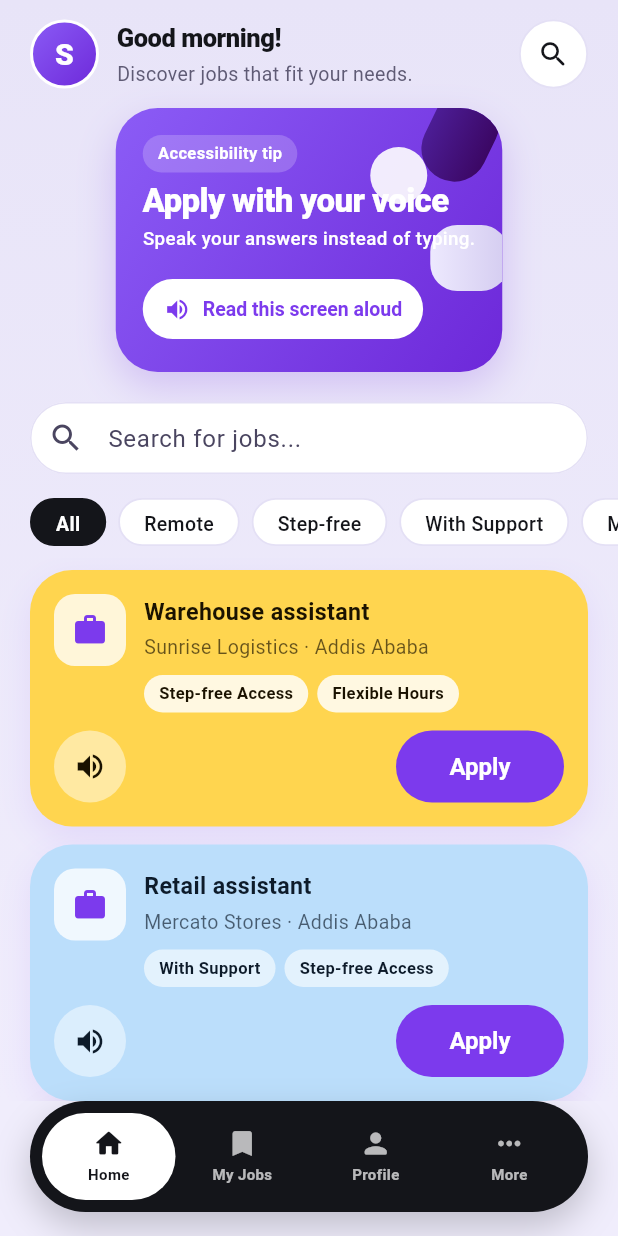
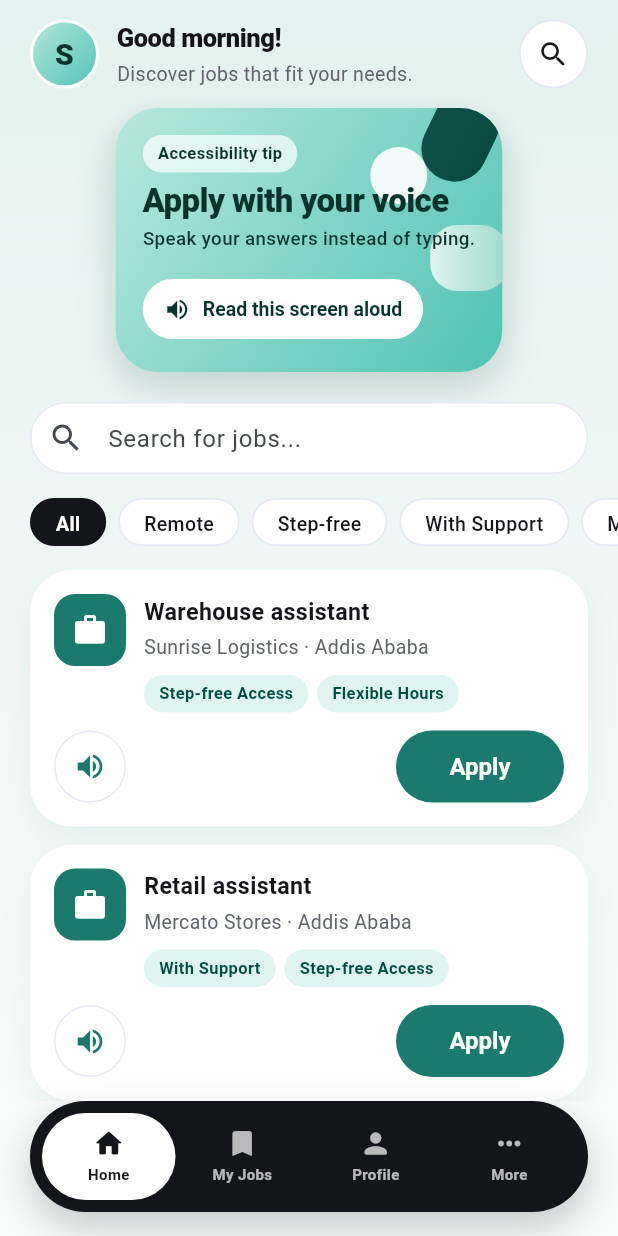
Before and after one commit to arsema16/sync_accessibility, a Flutter app: the JobsScreen screen opened by its route, on a phone screen of 412 x 824 dp. Run offline on Flutter 3.47's test engine with Material 3 defaults, Android fonts, the phone set to English and light mode, and no system bars; our stand-ins replace equatable, flutter_riverpod, flutter_tts, go_router, shared_preferences, speech_to_text and 1 more; accounts and stored records are empty.

Commit message:
revert(ui): restore deep teal and white across every screen
Undoes the lavender rebrand: the palette goes back to deep teal
(#1B7A6E) on white — white scaffold and cards, teal primary actions,
the teal hero gradient and the soft mint page tint — so every screen
reads deep teal by white again, light and dark themes included.

Job listings return to white cards with teal icon chips and tags
instead of alternating amber and sky-blue backgrounds, and the
purple-only accent tokens (cardAmber, cardSky, cardPink) are removed
with the revert.

```diff
--- a/lib/core/theme/app_colors.dart
+++ b/lib/core/theme/app_colors.dart
@@ -1,6 +1,6 @@
 import 'package:flutter/material.dart';
 
-/// Raw color tokens for SYNC — modern lavender/purple palette.
+/// Raw color tokens for SYNC.
 ///
 /// These are chosen to meet WCAG AA contrast ratios for text against the
 /// surfaces they appear on:
@@ -14,24 +14,24 @@ import 'package:flutter/material.dart';
 class AppColors {
   AppColors._();
 
-  // ---- Brand (light) — purple ----
-  static const Color primary = Color(0xFF7C3AED);       // vivid violet
+  // ---- Brand (light) ----
+  static const Color primary = Color(0xFF1B7A6E);
   static const Color onPrimary = Color(0xFFFFFFFF);
-  static const Color primaryContainer = Color(0xFFEDE9FE); // soft lavender
-  static const Color onPrimaryContainer = Color(0xFF3B0764);
+  static const Color primaryContainer = Color(0xFFB2DFDB);  // light teal
+  static const Color onPrimaryContainer = Color(0xFF004D44);
 
-  static const Color secondary = Color(0xFFA78BFA);     // lighter purple
+  static const Color secondary = Color(0xFF26A69A);          // lighter teal
   static const Color onSecondary = Color(0xFFFFFFFF);
-  static const Color secondaryContainer = Color(0xFFF5F3FF);
-  static const Color onSecondaryContainer = Color(0xFF4C1D95);
+  static const Color secondaryContainer = Color(0xFFE0F2F1);
+  static const Color onSecondaryContainer = Color(0xFF00332E);
 
   // ---- Surfaces (light) ----
   static const Color surface = Color(0xFFFDFCFF);
-  static const Color onSurface = Color(0xFF1A1A2E);
-  static const Color surfaceVariant = Color(0xFFEDE9FE);
-  static const Color onSurfaceVariant = Color(0xFF4A4560);
-  static const Color outline = Color(0xFF8B84A3);
-  static const Color outlineVariant = Color(0xFFD4CCF0);
+  static const Color onSurface = Color(0xFF1A1A1A);
+  static const Color surfaceVariant = Color(0xFFE0E2EC);
+  static const Color onSurfaceVariant = Color(0xFF43474E);
+  static const Color outline = Color(0xFF74777F);
+  static const Color outlineVariant = Color(0xFFC4C6D0);
 
   // ---- Semantic (light) ----
   static const Color error = Color(0xFFB3261E);
@@ -44,22 +44,22 @@ class AppColors {
   static const Color onSuccessContainer = Color(0xFF0A2711);
 
   // ---- Dark ----
-  static const Color primaryDark = Color(0xFFC4B5FD);
-  static const Color onPrimaryDark = Color(0xFF3B0764);
-  static const Color primaryContainerDark = Color(0xFF5B21B6);
-  static const Color onPrimaryContainerDark = Color(0xFFEDE9FE);
+  static const Color primaryDark = Color(0xFFA6CAFF);
+  static const Color onPrimaryDark = Color(0xFF002F66);
+  static const Color primaryContainerDark = Color(0xFF00468F);
+  static const Color onPrimaryContainerDark = Color(0xFFD7E3FF);
 
-  static const Color secondaryDark = Color(0xFFA78BFA);
-  static const Color onSecondaryDark = Color(0xFF2E1065);
-  static const Color secondaryContainerDark = Color(0xFF4C1D95);
-  static const Color onSecondaryContainerDark = Color(0xFFF5F3FF);
+  static const Color secondaryDark = Color(0xFFAAC7FF);
+  static const Color onSecondaryDark = Color(0xFF0A1F44);
+  static const Color secondaryContainerDark = Color(0xFF1F4F9C);
+  static const Color onSecondaryContainerDark = Color(0xFFD6E4FF);
 
-  static const Color surfaceDark = Color(0xFF1A1A2E);
-  static const Color onSurfaceDark = Color(0xFFE8E4F5);
-  static const Color surfaceVariantDark = Color(0xFF2D2847);
-  static const Color onSurfaceVariantDark = Color(0xFFC4B5FD);
-  static const Color outlineDark = Color(0xFF8B84A3);
-  static const Color outlineVariantDark = Color(0xFF3D3660);
+  static const Color surfaceDark = Color(0xFF1A1C1E);
+  static const Color onSurfaceDark = Color(0xFFE3E2E6);
+  static const Color surfaceVariantDark = Color(0xFF43474E);
+  static const Color onSurfaceVariantDark = Color(0xFFC3C7CF);
+  static const Color outlineDark = Color(0xFF8D9199);
+  static const Color outlineVariantDark = Color(0xFF43474E);
 
   static const Color errorDark = Color(0xFFF2B8B5);
   static const Color onErrorDark = Color(0xFF601410);
@@ -69,7 +69,9 @@ class AppColors {
   static const Color onSuccessDark = Color(0xFF0A2711);
 
   // ---- High-contrast overrides ----
-  static const Color primaryHighContrast = Color(0xFF4C0FAD);
+  // Used by the stronger-contrast access preference. Pure black/white pairs
+  // for body text exceed 20:1.
+  static const Color primaryHighContrast = Color(0xFF0D4F47);
   static const Color onPrimaryHighContrast = Color(0xFFFFFFFF);
   static const Color surfaceHighContrast = Color(0xFFFFFFFF);
   static const Color onSurfaceHighContrast = Color(0xFF000000);
@@ -78,7 +80,7 @@ class AppColors {
   static const Color outlineHighContrast = Color(0xFF333333);
   static const Color errorHighContrast = Color(0xFF7A0E0A);
 
-  static const Color primaryDarkHighContrast = Color(0xFFD8C4FF);
+  static const Color primaryDarkHighContrast = Color(0xFFB2DFDB);
   static const Color onPrimaryDarkHighContrast = Color(0xFF000000);
   static const Color surfaceDarkHighContrast = Color(0xFF000000);
   static const Color onSurfaceDarkHighContrast = Color(0xFFFFFFFF);
@@ -87,48 +89,39 @@ class AppColors {
   static const Color outlineDarkHighContrast = Color(0xFFCCCCCC);
   static const Color errorDarkHighContrast = Color(0xFFFFB4AB);
 
-  // ---- Rounded-card UI — modern lavender style ----
-  /// Lavender page background (matches the reference design background).
-  static const Color pageGradientStart = Color(0xFFE8E4F8);
-  static const Color pageGradientEnd = Color(0xFFF0EDFC);
+  // ---- Rounded-card UI ----
+  // Decorative tints for the card-based layout. Every pair below is used on a
+  // light card, so the "ink" colours are all >= 7:1 against their background.
 
-  /// Hero banner gradient — rich purple.
-  static const Color heroStart = Color(0xFF8B5CF6);
-  static const Color heroEnd = Color(0xFF6D28D9);
-  static const Color onHero = Color(0xFFFFFFFF);
+  /// Page background behind the white content cards.
+  static const Color pageGradientStart = Color(0xFFE3F2EE);
+  static const Color pageGradientEnd = Color(0xFFF8FBFA);
 
-  /// Vibrant accent cards (yellow, light-blue, pink).
-  static const Color cardAmber = Color(0xFFFFD54F);     // amber/yellow card
-  static const Color onCardAmber = Color(0xFF1A1200);   // near-black on amber
-  static const Color cardAmberBadge = Color(0xFFFFF8E1);
+  /// The hero / feature card gradient, with the ink that sits on it.
+  static const Color heroStart = Color(0xFFB7E7DE);
+  static const Color heroEnd = Color(0xFF4FC3B4);
+  static const Color onHero = Color(0xFF08332C);
 
-  static const Color cardSky = Color(0xFFBBDEFB);       // light blue card
-  static const Color onCardSky = Color(0xFF0D1B2A);     // dark ink on sky
-  static const Color cardSkyBadge = Color(0xFFE3F2FD);
-
-  static const Color cardPink = Color(0xFFF8BBD0);      // rose/pink accent
-  static const Color onCardPink = Color(0xFF1A0010);
-
-  /// Soft lavender chip / badge background.
-  static const Color cardMint = Color(0xFFEDE9FE);
-  static const Color cardAqua = Color(0xFFE8E4F8);
-  static const Color cardSlate = Color(0xFFDCD8F0);
-  static const Color cardDeep = Color(0xFF4C1D95);
+  /// Tinted content cards (kept inside the teal family).
+  static const Color cardMint = Color(0xFFB2DFDB);
+  static const Color cardAqua = Color(0xFFDFF4F0);
+  static const Color cardSlate = Color(0xFFDCE6EF);
+  static const Color cardDeep = Color(0xFF0D4F47);
   static const Color onCardDeep = Color(0xFFFFFFFF);
 
   /// Text and outline colours used on the white cards.
   static const Color cardInk = Color(0xFF14151A);
-  static const Color cardInkMuted = Color(0xFF5F5B75);
-  static const Color cardBorder = Color(0xFFE4E0F5);
-  static const Color cardTrack = Color(0xFFDDD9EE);
+  static const Color cardInkMuted = Color(0xFF5F636B);
+  static const Color cardBorder = Color(0xFFE4E8F2);
+  static const Color cardTrack = Color(0xFFE0E1E7);
 
   /// Soft shadows, pre-multiplied so no `withOpacity` calls are needed.
-  static const Color shadowSoft = Color(0x1A7C3AED); // 10% purple
-  static const Color shadowCard = Color(0x1414151A); // 8% ink
-  static const Color shadowHero = Color(0x336D28D9); // 20% deep purple
+  static const Color shadowSoft = Color(0x141B7A6E); // 8% teal
+  static const Color shadowCard = Color(0x1F14151A); // 12% ink
+  static const Color shadowHero = Color(0x2E08332C); // 18% deep teal
 
   /// The dark floating navigation capsule.
   static const Color navBar = Color(0xFF14151A);
   static const Color navBarShadow = Color(0x3814151A); // 22% ink
-  static const Color navItemIdle = Color(0xB3FFFFFF);  // white 70%
+  static const Color navItemIdle = Color(0xB3FFFFFF); // white 70%
 }
--- a/lib/core/theme/app_theme.dart
+++ b/lib/core/theme/app_theme.dart
@@ -111,7 +111,7 @@ class AppTheme {
     return ThemeData(
       useMaterial3: true,
       colorScheme: scheme,
-      scaffoldBackgroundColor: isLight ? AppColors.pageGradientEnd : scheme.surface,
+      scaffoldBackgroundColor: isLight ? Colors.white : scheme.surface,
       materialTapTargetSize: MaterialTapTargetSize.padded,
       textTheme: _textTheme(scheme),
       appBarTheme: AppBarTheme(
--- a/lib/features/jobs/jobs_screen.dart
+++ b/lib/features/jobs/jobs_screen.dart
@@ -350,7 +350,7 @@ class _JobsScreenState extends ConsumerState<JobsScreen> {
   }
 
   /// Greeting header: SYNC monogram, greeting copy and a search shortcut —
-  /// the same rhythm as the app's reference design, in deep purple.
+  /// the same rhythm as the app's reference design, in SYNC teal.
   Widget _buildHeader() {
     return Padding(
       padding: EdgeInsets.only(
@@ -446,6 +446,8 @@ class _JobsScreenState extends ConsumerState<JobsScreen> {
         AppSpacing.sm,
       ),
       child: Container(
+        // Sized by its content so the card grows with the user's text scale
+        // instead of clipping (the app clamps scaling at 1.3x).
         clipBehavior: Clip.antiAlias,
         decoration: const BoxDecoration(
           borderRadius: BorderRadius.all(Radius.circular(28)),
@@ -480,7 +482,7 @@ class _JobsScreenState extends ConsumerState<JobsScreen> {
                           vertical: 4,
                         ),
                         decoration: BoxDecoration(
-                          color: const Color(0x33FFFFFF),
+                          color: const Color(0xB3FFFFFF),
                           borderRadius: BorderRadius.circular(20),
                         ),
                         child: const Text(
@@ -518,7 +520,7 @@ class _JobsScreenState extends ConsumerState<JobsScreen> {
                   FilledButton.icon(
                     style: FilledButton.styleFrom(
                       backgroundColor: Colors.white,
-                      foregroundColor: AppColors.primary,
+                      foregroundColor: AppColors.onHero,
                       elevation: 0,
                       padding: const EdgeInsets.symmetric(
                         horizontal: 14,
@@ -549,7 +551,8 @@ class _JobsScreenState extends ConsumerState<JobsScreen> {
     );
   }
 
-  /// Decorative shapes for the hero banner. Purely ornamental.
+  /// Decorative teal shapes echoing the reference card artwork. They are
+  /// purely ornamental, so they carry no semantics of their own.
   Widget _buildTipShapes() {
     return SizedBox(
       width: 132,
@@ -567,7 +570,7 @@ class _JobsScreenState extends ConsumerState<JobsScreen> {
                 decoration: const BoxDecoration(
                   borderRadius: BorderRadius.all(Radius.circular(22)),
                   gradient: LinearGradient(
-                    colors: [Color(0xFF4C1D95), Color(0xFF3B0764)],
+                    colors: [AppColors.cardDeep, Color(0xFF0A4A43)],
                   ),
                 ),
               ),
@@ -594,7 +597,7 @@ class _JobsScreenState extends ConsumerState<JobsScreen> {
               decoration: const BoxDecoration(
                 borderRadius: BorderRadius.all(Radius.circular(18)),
                 gradient: LinearGradient(
-                  colors: [AppColors.cardMint, Color(0xFFD4CCF0)],
+                  colors: [AppColors.cardAqua, Color(0xFF9ED9CE)],
                 ),
               ),
             ),
@@ -728,7 +731,6 @@ class _JobListView extends StatelessWidget {
           job: job,
           applied: appliedJobIds.contains(job.id),
           onApply: () => onApply(job),
-          cardIndex: index,
         );
       },
     );
@@ -736,19 +738,17 @@ class _JobListView extends StatelessWidget {
 }
 
 /// A single job listing with tag chips, a read-aloud action and an Apply
-/// action. Alternates between amber and sky-blue card backgrounds.
+/// action.
 class _JobCard extends ConsumerWidget {
   const _JobCard({
     required this.job,
     required this.applied,
     required this.onApply,
-    required this.cardIndex,
   });
 
   final Job job;
   final bool applied;
   final VoidCallback onApply;
-  final int cardIndex;
 
   /// What the speaker button reads out: the same information the card
   /// shows — title, employer, location and accommodation tags.
@@ -764,19 +764,13 @@ class _JobCard extends ConsumerWidget {
 
   @override
   Widget build(BuildContext context, WidgetRef ref) {
-    // Alternate between amber and sky card backgrounds.
-    final isAmber = cardIndex.isEven;
-    final cardBg = isAmber ? AppColors.cardAmber : AppColors.cardSky;
-    final cardOnBg = isAmber ? AppColors.onCardAmber : AppColors.onCardSky;
-    final badgeBg = isAmber ? AppColors.cardAmberBadge : AppColors.cardSkyBadge;
-
     return Container(
       margin: const EdgeInsets.only(bottom: AppSpacing.md),
       padding: const EdgeInsets.all(AppSpacing.lg),
-      decoration: BoxDecoration(
-        color: cardBg,
-        borderRadius: const BorderRadius.all(Radius.circular(28)),
-        boxShadow: const [
+      decoration: const BoxDecoration(
+        color: Colors.white,
+        borderRadius: BorderRadius.all(Radius.circular(28)),
+        boxShadow: [
           BoxShadow(
             color: AppColors.shadowSoft,
             blurRadius: 18,
@@ -790,15 +784,15 @@ class _JobCard extends ConsumerWidget {
           Row(
             crossAxisAlignment: CrossAxisAlignment.start,
             children: [
-              // Left: rounded-square icon in white
+              // Left: teal rounded-square icon
               Container(
                 width: 48,
                 height: 48,
-                decoration: BoxDecoration(
-                  color: Colors.white.withAlpha(200),
-                  borderRadius: const BorderRadius.all(Radius.circular(14)),
+                decoration: const BoxDecoration(
+                  color: AppColors.primary,
+                  borderRadius: BorderRadius.all(Radius.circular(14)),
                 ),
-                child: Icon(Icons.work, color: AppColors.primary, size: 24),
+                child: const Icon(Icons.work, color: Colors.white, size: 24),
               ),
               const SizedBox(width: AppSpacing.md),
               Expanded(
@@ -807,10 +801,10 @@ class _JobCard extends ConsumerWidget {
                   children: [
                     Text(
                       job.title,
-                      style: TextStyle(
+                      style: const TextStyle(
                         fontWeight: FontWeight.w700,
                         fontSize: 15.5,
-                        color: cardOnBg,
+                        color: AppColors.cardInk,
                       ),
                     ),
                     const SizedBox(height: 3),
@@ -821,9 +815,9 @@ class _JobCard extends ConsumerWidget {
                             job.location!.isNotEmpty)
                           job.location!,
                       ].join(' · '),
-                      style: TextStyle(
+                      style: const TextStyle(
                         fontSize: 13,
-                        color: cardOnBg.withAlpha(170),
+                        color: AppColors.cardInkMuted,
                       ),
                     ),
                     if (job.tags.isNotEmpty) ...[
@@ -831,9 +825,8 @@ class _JobCard extends ConsumerWidget {
                       Wrap(
                         spacing: 6,
                         runSpacing: 4,
-                        children: job.tags
-                            .map((tag) => _TagChip(label: tag, badgeBg: badgeBg, textColor: cardOnBg))
-                            .toList(),
+                        children:
+                            job.tags.map((tag) => _TagChip(label: tag)).toList(),
                       ),
                     ],
                   ],
@@ -844,7 +837,9 @@ class _JobCard extends ConsumerWidget {
           const SizedBox(height: AppSpacing.md),
           Row(
             children: [
-              // Read this listing aloud.
+              // Read this listing aloud — always available, whether or not
+              // the auto read-aloud preference is on (an explicit tap is
+              // itself the request).
               Semantics(
                 button: true,
                 label: AppStrings.readJobAloud,
@@ -854,9 +849,9 @@ class _JobCard extends ConsumerWidget {
                     onPressed: () =>
                         ref.read(readAloudProvider)(_spokenSummary),
                     icon: const Icon(Icons.volume_up, size: 22),
-                    color: cardOnBg,
+                    color: AppColors.primary,
                     style: IconButton.styleFrom(
-                      backgroundColor: Colors.white.withAlpha(120),
+                      side: const BorderSide(color: AppColors.cardBorder),
                       shape: const CircleBorder(),
                       minimumSize: const Size(
                         AppSpacing.minTapTarget,
@@ -927,29 +922,23 @@ class _AppliedBadge extends StatelessWidget {
 }
 
 class _TagChip extends StatelessWidget {
-  const _TagChip({
-    required this.label,
-    this.badgeBg = AppColors.cardAqua,
-    this.textColor = AppColors.onPrimaryContainer,
-  });
+  const _TagChip({required this.label});
 
   final String label;
-  final Color badgeBg;
-  final Color textColor;
 
   @override
   Widget build(BuildContext context) {
     return Container(
       padding: const EdgeInsets.symmetric(horizontal: 10, vertical: 4),
-      decoration: BoxDecoration(
-        color: badgeBg,
-        borderRadius: const BorderRadius.all(Radius.circular(50)),
+      decoration: const BoxDecoration(
+        color: AppColors.cardAqua,
+        borderRadius: BorderRadius.all(Radius.circular(50)),
       ),
       child: Text(
         label,
-        style: TextStyle(
+        style: const TextStyle(
           fontSize: 11,
-          color: textColor,
+          color: AppColors.onPrimaryContainer,
           fontWeight: FontWeight.w600,
         ),
       ),
```
